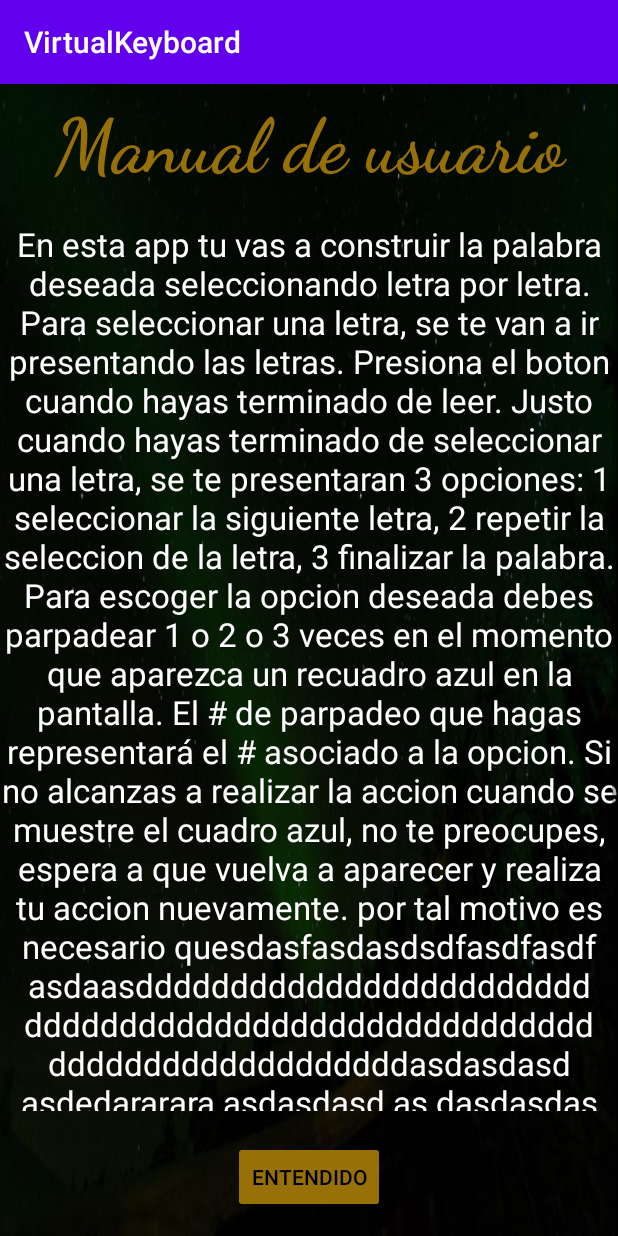
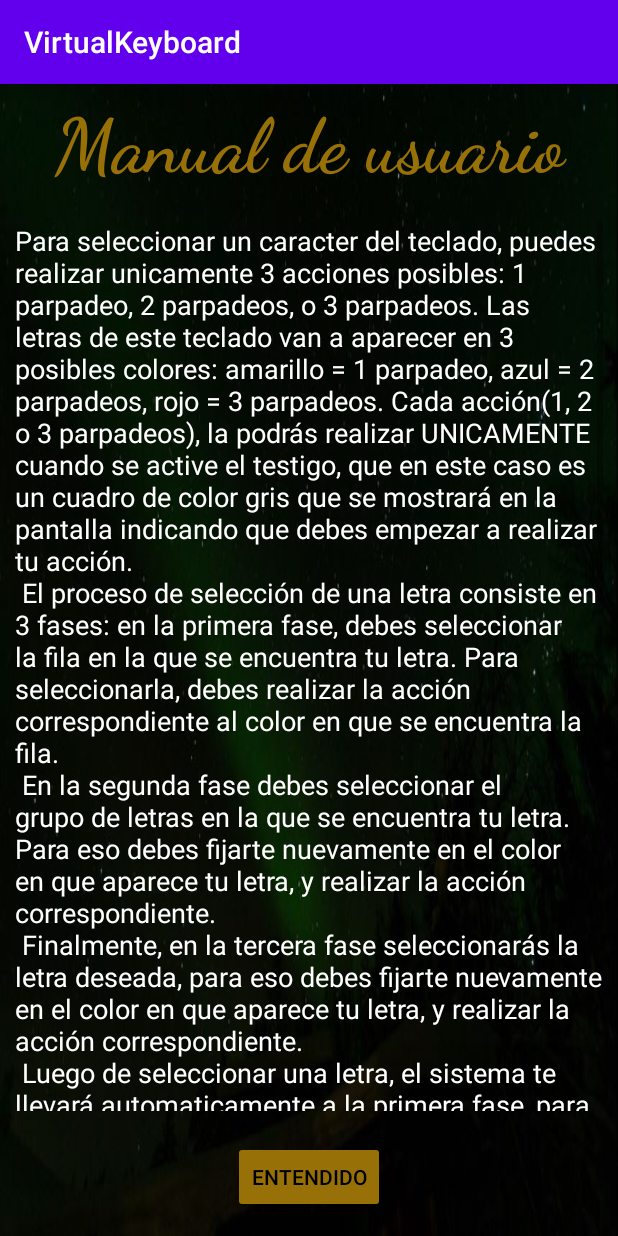
Before and after one commit to Andresreyesf/Virtual_Keyboard, an Android app: the screen it shows after launch (IntroActivity), after a tap on "COMENZAR!", on a phone screen of 412 x 824 dp. Run offline under Robolectric (Android 15) with nearby library versions, the phone set to English and light mode, and no system bars.

Commit message:
LayoutIntro done

```diff
--- a/Tesis_AndresReyes/app/src/main/res/layout/activity_intro.xml
+++ b/Tesis_AndresReyes/app/src/main/res/layout/activity_intro.xml
@@ -40,7 +40,6 @@
             android:layout_marginLeft="10dp"
             android:layout_marginTop="20dp"
             android:layout_marginRight="10dp"
-            android:fontFamily="casual"
             android:text="@string/text_intro"
             android:textAlignment="center"
             android:textColor="@color/white"
@@ -53,9 +52,9 @@
             android:id="@+id/i_logo"
             android:layout_width="match_parent"
             android:layout_height="wrap_content"
+            android:layout_marginTop="20dp"
             android:layout_marginLeft="10dp"
             android:layout_marginRight="10dp"
-            android:layout_marginTop="20dp"
             android:src="@drawable/logo_usta"
             app:layout_constraintEnd_toEndOf="parent"
             app:layout_constraintStart_toStartOf="parent"
@@ -66,10 +65,8 @@
             android:layout_width="match_parent"
             android:layout_height="wrap_content"
             android:layout_marginLeft="15dp"
+            android:layout_marginRight="10dp"
             android:layout_marginTop="20dp"
-            android:layout_marginRight="10dp"
-            android:layout_marginBottom="10dp"
-            android:fontFamily="casual"
             android:text="@string/text_footprint"
             android:textAlignment="center"
             android:textColor="@color/white"
@@ -86,7 +83,7 @@
             android:layout_width="wrap_content"
             android:layout_height="wrap_content"
             android:layout_marginBottom="10dp"
-            android:layout_marginTop="15dp"
+            android:layout_marginTop="20dp"
             android:backgroundTint="@color/gold"
             android:onClick="showInstructions"
             android:text="COMENZAR!"
@@ -96,7 +93,6 @@
             app:layout_constraintStart_toStartOf="parent"
             app:layout_constraintTop_toBottomOf="@id/t_p2" />
     </android.support.constraint.ConstraintLayout>
-
     <android.support.constraint.ConstraintLayout
         android:id="@+id/instructionsLayout"
         android:layout_width="match_parent"
@@ -126,16 +122,19 @@
             android:id="@+id/t_instructions"
             android:layout_width="match_parent"
             android:layout_height="wrap_content"
-            app:layout_constrainedHeight="true"
+            android:layout_marginStart="10dp"
             android:layout_marginTop="20dp"
+            android:layout_marginEnd="10dp"
             android:scrollbars="vertical"
             android:text="@string/text_instructions"
-            android:textAlignment="center"
+            android:textAlignment="gravity"
             android:textColor="@color/white"
-            android:textSize="22sp"
+            android:textSize="18sp"
+            app:layout_constrainedHeight="true"
             app:layout_constraintBottom_toTopOf="@id/b_instructions"
-            app:layout_constraintTop_toBottomOf="@id/t_titleInstructions"
-            tools:layout_editor_absoluteX="15dp" />
+            app:layout_constraintEnd_toEndOf="parent"
+            app:layout_constraintStart_toStartOf="parent"
+            app:layout_constraintTop_toBottomOf="@id/t_titleInstructions" />
 
         <Button
             android:id="@+id/b_instructions"
@@ -153,10 +152,11 @@
             app:layout_constraintTop_toBottomOf="@id/t_instructions" />
     </android.support.constraint.ConstraintLayout>
 
+
     <android.support.constraint.ConstraintLayout
         android:id="@+id/configLayout"
         android:layout_width="match_parent"
-        android:layout_height="wrap_content"
+        android:layout_height="match_parent"
         android:background="@drawable/background1"
         android:orientation="vertical">
 
@@ -165,6 +165,8 @@
             android:layout_width="match_parent"
             android:layout_height="wrap_content"
             android:layout_marginTop="10dp"
+            android:layout_marginRight="10dp"
+            android:layout_marginLeft="10dp"
             android:fontFamily="cursive"
             android:text="Configuracion del dispositivo"
             android:textAlignment="center"
@@ -179,7 +181,9 @@
             android:id="@+id/t_config1"
             android:layout_width="match_parent"
             android:layout_height="wrap_content"
-            android:layout_marginTop="10dp"
+            android:layout_marginTop="20dp"
+            android:layout_marginRight="10dp"
+            android:layout_marginLeft="10dp"
             android:text="@string/text_config1"
             android:textAlignment="center"
             android:textColor="@color/white"
@@ -193,7 +197,9 @@
             android:id="@+id/i_neurosky"
             android:layout_width="match_parent"
             android:layout_height="150dp"
-            android:layout_marginTop="10dp"
+            android:layout_marginTop="20dp"
+            android:layout_marginRight="10dp"
+            android:layout_marginLeft="10dp"
             android:src="@drawable/neurosky_set"
             app:layout_constraintEnd_toEndOf="parent"
             app:layout_constraintStart_toStartOf="parent"
@@ -204,26 +210,26 @@
             android:id="@+id/t_config2"
             android:layout_width="match_parent"
             android:layout_height="wrap_content"
-            android:layout_marginTop="16dp"
+            android:layout_marginTop="20dp"
+            android:layout_marginLeft="10dp"
+            android:layout_marginRight="10dp"
             android:text="@string/text_config2"
             android:textAlignment="center"
             android:textColor="@color/white"
             android:textSize="18sp"
+            app:layout_constraintTop_toBottomOf="@id/i_neurosky"
             app:layout_constraintBottom_toTopOf="@id/b_connect"
             app:layout_constraintEnd_toEndOf="parent"
-            app:layout_constraintStart_toStartOf="parent"
-            app:layout_constraintTop_toBottomOf="@id/i_neurosky" />
+            app:layout_constraintStart_toStartOf="parent" />
 
         <Button
             android:id="@+id/b_connect"
             android:layout_width="wrap_content"
             android:layout_height="wrap_content"
-            android:layout_marginTop="10dp"
-            android:layout_marginBottom="10dp"
+            android:layout_marginTop="20dp"
             android:backgroundTint="@color/gold"
             android:onClick="launchActivity"
             android:text="CONECTAR"
-            app:layout_constraintBottom_toBottomOf="parent"
             app:layout_constraintEnd_toEndOf="parent"
             app:layout_constraintStart_toStartOf="parent"
             app:layout_constraintTop_toBottomOf="@id/t_config2" />
--- a/Tesis_AndresReyes/app/src/main/res/values/strings.xml
+++ b/Tesis_AndresReyes/app/src/main/res/values/strings.xml
@@ -3,30 +3,33 @@
     <string name="text_title">Teclado Virtual BCI</string>
     <string name="text_intro">Bienvenido! Esta app te permite construir palabras usando unicamente tus parpadeos,
                                 los cuales son detectados mediante tu actividad cerebral!</string>
-    <string name="text_instructions">En esta app tu vas a construir la palabra deseada seleccionando letra por letra.
-                                    Para seleccionar una letra, se te van a ir presentando las letras. Presiona el boton
-                                    cuando hayas terminado de leer. Justo cuando hayas terminado de seleccionar una letra,
-                                    se te presentaran 3 opciones: 1 seleccionar la siguiente letra, 2 repetir la seleccion
-                                    de la letra, 3 finalizar la palabra. Para escoger la opcion deseada debes parpadear 1 o 2 o 3
-                                    veces en el momento que aparezca un recuadro azul en la pantalla. El # de parpadeo que hagas
-                                    representará el # asociado a la opcion. Si no alcanzas a realizar la accion cuando se muestre
-                                    el cuadro azul, no te preocupes, espera a que vuelva a aparecer y realiza tu accion nuevamente.
-                                    por tal motivo es necesario quesdasfasdasdsdfasdfasdf
-                                    asdaasdddddddddddddddddddddddddddddddddddddddddddddddddddddddddddddddddddddddddasdasdasd
-                                    asdedararara
-    asdasdasd
-    as
-    dasdasdas
-    asdasdasasdasda
-    asdasdasdasd
-    asdasdasdasdas
-    dasdasdasdasd
-    asdasdasd
-    asda
-    sda
-    asdasdasd
-    asdasdasdasd
-    ttttttttt</string>
+    <string name="text_instructions"> Para seleccionar un caracter del teclado, puedes realizar unicamente 3 acciones posibles:
+                                    1 parpadeo, 2 parpadeos, o 3 parpadeos. Las letras de este teclado van a aparecer en 3
+                                    posibles colores: amarillo = 1 parpadeo, azul = 2 parpadeos, rojo = 3 parpadeos.
+                                    Cada acción(1, 2 o 3 parpadeos), la podrás realizar UNICAMENTE cuando se active
+                                    el testigo, que en este caso es un cuadro de color gris que se mostrará en la pantalla indicando
+                                    que debes empezar a realizar tu acción.\n
+
+                                    El proceso de selección de una letra consiste en 3 fases: en la primera fase, debes seleccionar
+                                    la fila en la que se encuentra tu letra. Para seleccionarla, debes realizar la acción correspondiente
+                                    al color en que se encuentra la fila.\n
+                                    En la segunda fase debes seleccionar el grupo de letras en la que se encuentra tu letra. Para eso
+                                    debes fijarte nuevamente en el color en que aparece tu letra, y realizar la acción correspondiente.\n
+                                    Finalmente, en la tercera fase seleccionarás la letra deseada, para eso debes fijarte nuevamente en
+                                    el color en que aparece tu letra, y realizar la acción correspondiente.\n
+
+                                    Luego de seleccionar una letra, el sistema te llevará automaticamente a la primera fase, para proceder a
+                                    seleccionar el siguiente caracter.\n
+
+                                    En la primera fase se puede apreciar que los caracteres de la fila inferior(borrar, espacio, y enter)
+                                    aparecen en color blanco. Si deseas seleccionar uno de estos 3 caracteres, debes esperar sin hacer nada
+                                    hasta que automaticamente los colores de estos tres caracteres cambien, quedando cada
+                                    caracter de un color diferente(Amarillo, azul y rojo). En ese momento debes realizar la acción correspondiente
+                                    al color del caracter que desees seleccionar. Luego de eso, el sistema te llevará automaticamente
+                                    a la primera fase o a la siguiente ventana en caso de que hayas seleccionado "Enter".\n
+                                    Nota: En la parte superior de la pantalla en la que se encuentra el teclado, podras encontrar un recuadro con los
+                                    comandos correspondientes a la selección de caracteres.
+    </string>
     <string name="text_config1">Primero que todo debes verificar que el bluetooth se encuentre activado en tu celular. Luego debes encender el dispositivo Neurosky, y ponertelo en la cabeza de la forma que se muestra en la imagen</string>
     <string name="text_config2">Luego de realizar los pasos anteriores, presiona el boton y espera un momento mientras se establece la conexion con el dispositivo. Cuando este proceso termine, preparate para comenzar a construir tu palabra!!</string>
     <string name="text_footprint">Autor: Andres Felipe Reyes Fernandez \n Director: Camilo Camacho Poveda \n Codirector: Armando Mateus Rojas \n\n Universidad Santo Tomás</string>
```
Also changed, not shown: Tesis_AndresReyes/app/src/main/res/drawable/logo_usta.png.
